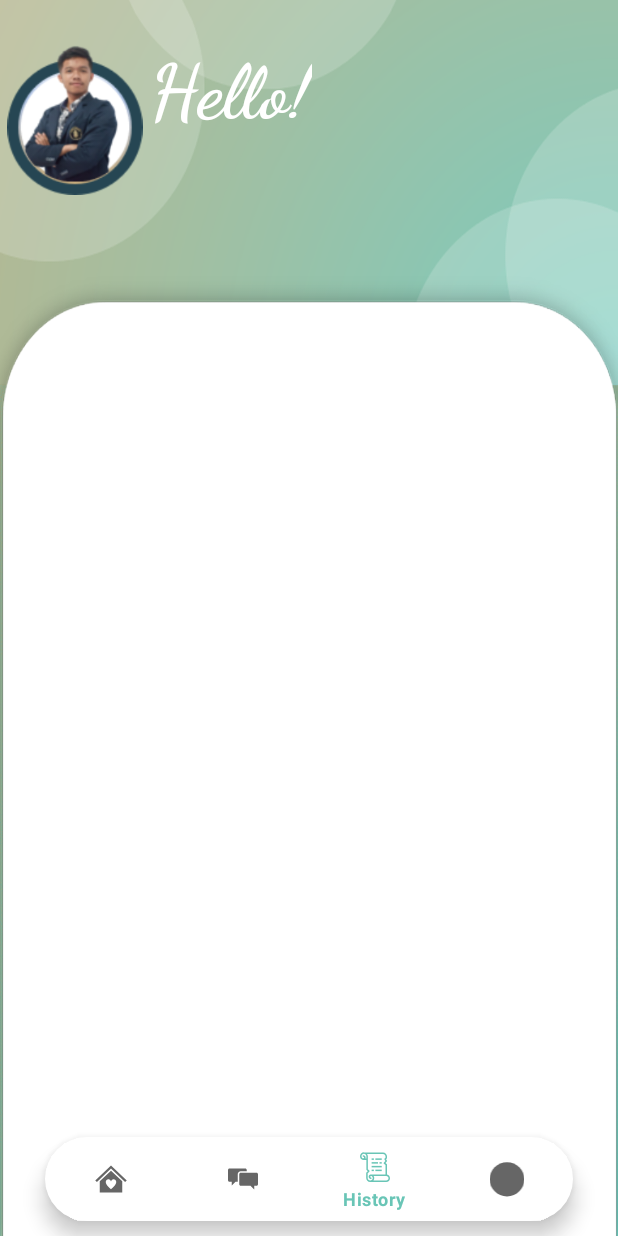
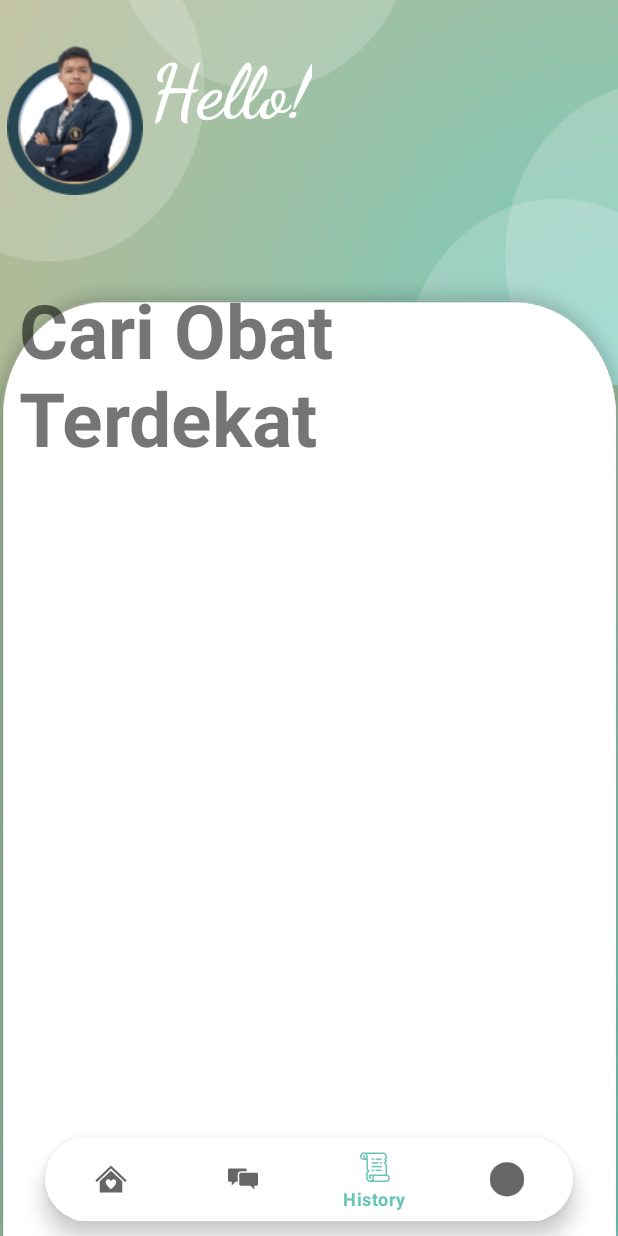
Before and after one commit to FarrasPratama/Si-Sca-app, an Android app: the HistoryFragment screen opened through its navigation route, on a phone screen of 412 x 824 dp. Run offline under Robolectric (Android 15) with nearby library versions, the phone set to English and light mode, and no system bars; our stand-ins replace Firebase (no records; nobody signed in at launch, a user with empty details on screens opened directly), navigation-ui; Roboto replaces fonts that are not available here; 3 statements that could not run were skipped.

Commit message:
update menu cari obat

```diff
--- a/app/src/main/java/com/example/sisca_app/fragments/HistoryFragment.kt
+++ b/app/src/main/java/com/example/sisca_app/fragments/HistoryFragment.kt
@@ -1,7 +1,6 @@
 package com.example.sisca_app.fragments
 
 import android.widget.TextView
-import android.app.DatePickerDialog.OnDateSetListener
 import com.google.firebase.auth.FirebaseAuth
 import com.google.firebase.firestore.FirebaseFirestore
 import android.view.LayoutInflater
@@ -9,9 +8,6 @@ import android.view.ViewGroup
 import android.os.Bundle
 import android.widget.RelativeLayout
 import com.example.sisca_app.R
-import com.google.firebase.firestore.DocumentSnapshot
-import com.google.firebase.firestore.FirebaseFirestoreException
-import android.app.DatePickerDialog
 import android.view.View
 import androidx.fragment.app.Fragment
 import java.util.*
@@ -28,7 +24,7 @@ class HistoryFragment : Fragment() {
         super.onCreateView(inflater, container, savedInstanceState)
         if (container == null) return null
         // Inflate the layout for this fragment
-        val view = inflater.inflate(R.layout.fragment_history, container, false) as RelativeLayout
+        val view = inflater.inflate(R.layout.fragment_obat, container, false) as RelativeLayout
 
         patientNickName = view.findViewById<View>(R.id.patient_history_name) as TextView
 
--- a/app/src/main/java/com/example/sisca_app/fragments/HomeFragment.kt
+++ b/app/src/main/java/com/example/sisca_app/fragments/HomeFragment.kt
@@ -31,14 +31,14 @@ class HomeFragment : Fragment() {
     private lateinit var rvdisease:RecyclerView
     private var list: ArrayList<DataPenyakit> = arrayListOf()
     private var patientNickName: TextView? = null
-    private var bpmValue: TextView? = null
-    private var conditionValue: TextView? = null
+//    private var bpmValue: TextView? = null
+//    private var conditionValue: TextView? = null
     private var fAuth: FirebaseAuth? = null
     private var fStore: FirebaseFirestore? = null
     private var userId: String? = null
-    private var bpm: String? = null
-    private var relayButton: Button? = null
-    private var relayState = "OFF"
+//    private var bpm: String? = null
+//    private var relayButton: Button? = null
+//    private var relayState = "OFF"
     override fun onCreateView(
         inflater: LayoutInflater, container: ViewGroup?,
         savedInstanceState: Bundle?
--- a/app/src/main/res/layout/fragment_history.xml
+++ /dev/null
@@ -1,49 +0,0 @@
-<?xml version="1.0" encoding="utf-8"?>
-<RelativeLayout xmlns:android="http://schemas.android.com/apk/res/android"
-    xmlns:app="http://schemas.android.com/apk/res-auto"
-    xmlns:tools="http://schemas.android.com/tools"
-    android:layout_width="wrap_content"
-    android:layout_height="match_parent"
-    android:background="@drawable/background_baru"
-    tools:context=".fragments.HomeFragment">
-
-    <LinearLayout
-        android:layout_width="wrap_content"
-        android:layout_height="wrap_content"
-        android:layout_marginTop="30dp"
-        android:orientation="horizontal">
-
-        <ImageView
-            android:layout_width="100dp"
-            android:layout_height="100dp"
-            android:src="@drawable/gambar_pasien" />
-
-        <LinearLayout
-            android:layout_width="match_parent"
-            android:layout_height="wrap_content"
-            android:orientation="vertical">
-
-            <TextView
-                android:id="@+id/greetings"
-                android:layout_width="wrap_content"
-                android:layout_height="wrap_content"
-                android:fontFamily="cursive"
-                android:text="Hello!"
-                android:textColor="#FFF"
-                android:textSize="50dp"
-                android:textStyle="bold" />
-
-            <TextView
-                android:id="@+id/patient_history_name"
-                android:layout_width="wrap_content"
-                android:layout_height="wrap_content"
-                android:text="Rizky Chandra"
-                android:textColor="#FFF"
-                android:textSize="35dp"
-                android:textStyle="bold" />
-        </LinearLayout>
-    </LinearLayout>
-
-
-
-</RelativeLayout>
--- a/app/src/main/res/layout/fragment_home.xml
+++ b/app/src/main/res/layout/fragment_home.xml
@@ -49,11 +49,11 @@
     <TextView
         android:layout_width="match_parent"
         android:layout_height="wrap_content"
-        android:textSize="75px"
-        android:textStyle="bold"
         android:layout_marginLeft="25dp"
         android:layout_marginTop="186dp"
-        android:text="Most Common Disease"/>
+        android:text="Most Common Disease"
+        android:textSize="75px"
+        android:textStyle="bold" />
 
     <androidx.recyclerview.widget.RecyclerView
         android:id="@+id/rv_penyakit"
--- /dev/null
+++ b/app/src/main/res/layout/fragment_obat.xml
@@ -0,0 +1,69 @@
+<?xml version="1.0" encoding="utf-8"?>
+<RelativeLayout xmlns:android="http://schemas.android.com/apk/res/android"
+    xmlns:app="http://schemas.android.com/apk/res-auto"
+    xmlns:tools="http://schemas.android.com/tools"
+    android:layout_width="wrap_content"
+    android:layout_height="match_parent"
+    android:background="@drawable/background_baru"
+    tools:context=".fragments.HomeFragment">
+
+    <TextView
+        android:id="@+id/tv_obat_menu"
+        android:layout_width="wrap_content"
+        android:layout_height="wrap_content"
+        android:layout_centerHorizontal="true"
+        android:layout_centerVertical="false"
+        android:layout_marginLeft="25dp"
+        android:layout_marginTop="186dp"
+        android:text="Cari Obat Terdekat"
+        android:textSize="75px"
+        android:textStyle="bold" />
+
+    <LinearLayout
+        android:layout_width="wrap_content"
+        android:layout_height="wrap_content"
+        android:layout_marginTop="30dp"
+        android:orientation="horizontal">
+
+        <ImageView
+            android:layout_width="100dp"
+            android:layout_height="100dp"
+            android:src="@drawable/gambar_pasien" />
+
+        <LinearLayout
+            android:layout_width="match_parent"
+            android:layout_height="wrap_content"
+            android:orientation="vertical">
+
+            <TextView
+                android:id="@+id/greetings"
+                android:layout_width="wrap_content"
+                android:layout_height="wrap_content"
+                android:fontFamily="cursive"
+                android:text="Hello!"
+                android:textColor="#FFF"
+                android:textSize="50dp"
+                android:textStyle="bold" />
+
+            <TextView
+                android:id="@+id/patient_history_name"
+                android:layout_width="wrap_content"
+                android:layout_height="wrap_content"
+                android:text="Rizky Chandra"
+                android:textColor="#FFF"
+                android:textSize="35dp"
+                android:textStyle="bold" />
+        </LinearLayout>
+    </LinearLayout>
+
+    <androidx.recyclerview.widget.RecyclerView
+        android:id="@+id/rv_obat"
+        android:layout_width="match_parent"
+        android:layout_height="459dp"
+        android:layout_marginLeft="9dp"
+        android:layout_marginTop="230dp"
+        android:layout_marginRight="9dp" />
+<!--        tools:listitem="@layout/item_row_penyakit" />-->
+
+
+</RelativeLayout>
--- a/app/src/main/res/layout/item_row_penyakit.xml
+++ b/app/src/main/res/layout/item_row_penyakit.xml
@@ -27,7 +27,7 @@
             android:scaleType="centerCrop"
             tools:src="@tools:sample/avatars"/>
 
-        <TextView
+        a<TextView
             android:id="@+id/tv_disease_name"
             android:layout_width="match_parent"
             android:layout_height="wrap_content"
@@ -39,7 +39,7 @@
             android:layout_toRightOf="@id/gambar_penyakit"
             android:textSize="16sp"
             android:textStyle="bold"
-            tools:text="@string/disease_name"/>
+            tools:text="@string/disease_name" />
 
         <TextView
             android:id="@+id/tv_disease_detail"
--- a/app/src/main/res/navigation/app_navigation.xml
+++ b/app/src/main/res/navigation/app_navigation.xml
@@ -19,7 +19,7 @@
         android:id="@+id/fragmentHistory"
         android:name="com.example.sisca_app.fragments.HistoryFragment"
         android:label="fragment_history"
-        tools:layout="@layout/fragment_history" />
+        tools:layout="@layout/fragment_obat" />
     <fragment
         android:id="@+id/fragmentProfile"
         android:name="com.example.sisca_app.fragments.ProfileFragment"
--- a/app/src/main/res/values/strings.xml
+++ b/app/src/main/res/values/strings.xml
@@ -6,5 +6,8 @@
     <string name="disease_detail">Detail Penyakit</string>
     <string name="disease_cure">Obat</string>
     <string name="disease_level">Tingkat Bahaya</string>
+    <string name="jam_operasional">Jam Operasional</string>
+    <string name="alamat">Alamat</string>
+    <string name="nama">Nama Obat</string>
 
 </resources>
```
Also changed, not shown: app/src/main/java/com/example/sisca_app/Adapters/ObatAdapter.kt (added, +61 -0 lines), app/src/main/java/com/example/sisca_app/fragments/ObatFragment.kt (added, +89 -0 lines), app/src/main/res/layout/item_obat.xml (added, +50 -0 lines), 1 other file.
